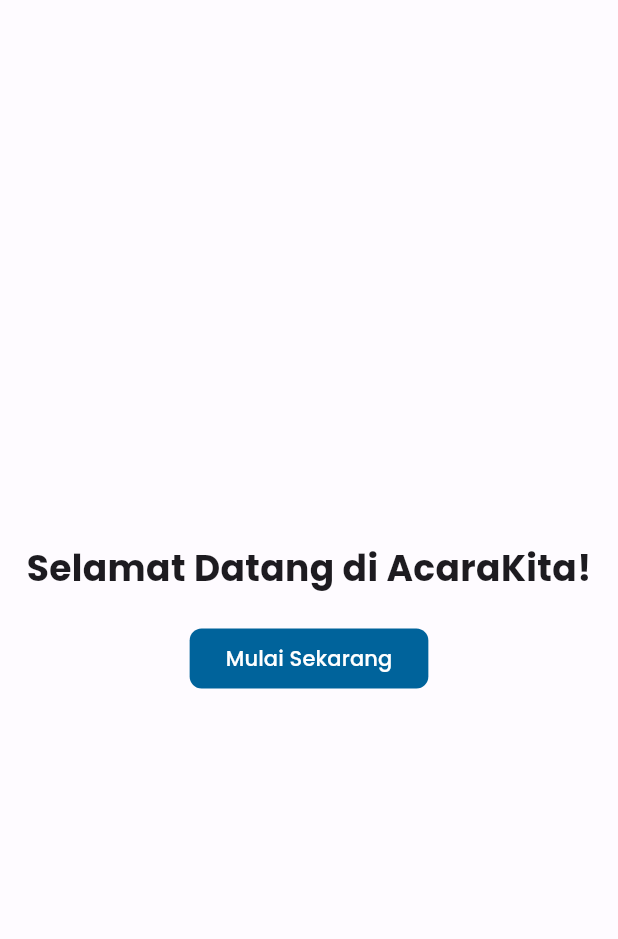
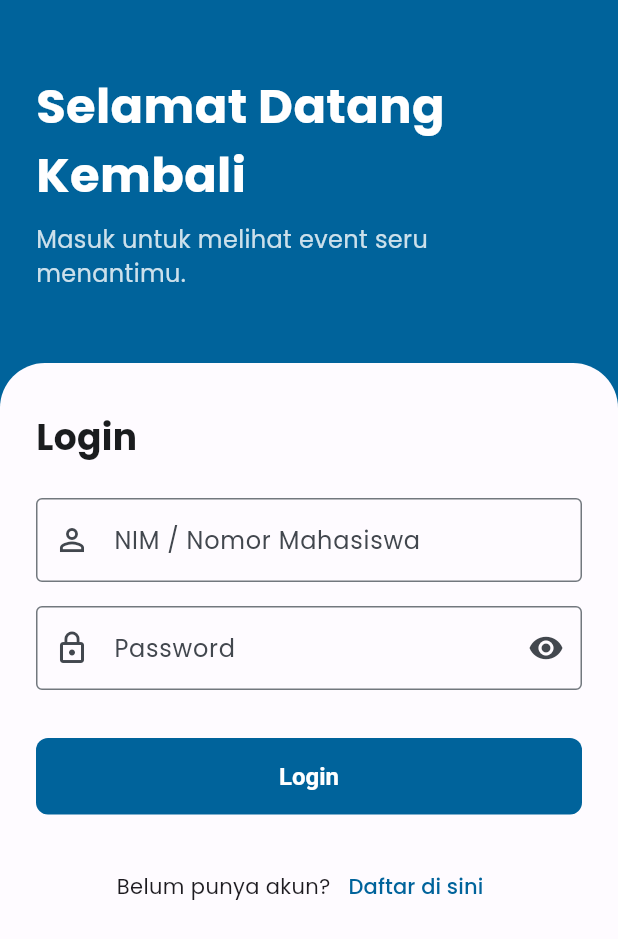
Before and after one commit to AmmarAlGhifary/uas_event_app, a Flutter app: the screen it shows after launch, on a phone screen of 412 x 824 dp. Shown: the top 939 px of the screen. Run offline on Flutter 3.47's test engine with Material 3 defaults, Android fonts, the phone set to English and light mode, and no system bars; our stand-ins replace google_fonts.

Commit message:
feat: Implement user login and registration screens
This commit introduces the LoginScreen and RegisterScreen, enabling user authentication.

- Added `LoginScreen` with fields for student number and password, and a link to the registration screen.
- Added `RegisterScreen` with fields for name, student number, password, and confirm password.
- Integrated `ApiService.registerUser` in `RegisterScreen` to handle user registration.
- Implemented loading indicators and error handling using SnackBars in `RegisterScreen`.
- Updated `main.dart` to set `LoginScreen` as the initial route.
- Ensured responsive UI in `LoginScreen` by adjusting `SingleChildScrollView` placement.

```diff
--- a/lib/main.dart
+++ b/lib/main.dart
@@ -1,5 +1,6 @@
 import 'package:flutter/material.dart';
 import 'package:uas_event_app/utils/app_theme.dart';
+import 'package:uas_event_app/screens/login_screen.dart';
 import 'package:uas_event_app/screens/dashboard_screen.dart';
 
 void main() {
@@ -18,7 +19,7 @@
       theme: AppTheme.lightTheme,
       darkTheme: AppTheme.darkTheme,
       themeMode: ThemeMode.system,
-      home: const OnBoardingScreen(),
+      home: const LoginScreen(),
     );
   }
 }
--- /dev/null
+++ b/lib/screens/login_screen.dart
@@ -0,0 +1,171 @@
+import 'package:flutter/material.dart';
+import 'package:uas_event_app/screens/register_screen.dart'; // Adjust import if needed
+
+class LoginScreen extends StatefulWidget {
+  const LoginScreen({super.key});
+
+  @override
+  State<LoginScreen> createState() => _LoginScreenState();
+}
+
+class _LoginScreenState extends State<LoginScreen> {
+  final _studentNumberController = TextEditingController();
+  final _passwordController = TextEditingController();
+  bool _isPasswordVisible = false;
+
+  @override
+  void dispose() {
+    _studentNumberController.dispose();
+    _passwordController.dispose();
+    super.dispose();
+  }
+
+  @override
+  Widget build(BuildContext context) {
+    final colors = Theme.of(context).colorScheme;
+
+    return Scaffold(
+      backgroundColor: colors.primary,
+      body: SafeArea(
+        // The top-level SingleChildScrollView is REMOVED.
+        // The main layout is now a Column.
+        child: Column(
+          crossAxisAlignment: CrossAxisAlignment.stretch,
+          children: [
+            // --- Header Section (No changes here) ---
+            Padding(
+              padding: const EdgeInsets.symmetric(horizontal: 24.0, vertical: 48.0),
+              child: Column(
+                crossAxisAlignment: CrossAxisAlignment.start,
+                children: [
+                  Text(
+                    'Selamat Datang\nKembali',
+                    style: TextStyle(
+                      color: colors.onPrimary,
+                      fontSize: 32,
+                      fontWeight: FontWeight.bold,
+                    ),
+                  ),
+                  const SizedBox(height: 8),
+                  Text(
+                    'Masuk untuk melihat event seru menantimu.',
+                    style: TextStyle(
+                      color: colors.onPrimary.withOpacity(0.8),
+                      fontSize: 16,
+                    ),
+                  ),
+                ],
+              ),
+            ),
+
+            // --- Form Section ---
+            // The Container is now wrapped in an Expanded widget.
+            // This forces it to fill all remaining vertical space.
+            Expanded(
+              child: Container(
+                padding: const EdgeInsets.fromLTRB(24, 32, 24, 32),
+                decoration: BoxDecoration(
+                  color: colors.surface,
+                  borderRadius: const BorderRadius.only(
+                    topLeft: Radius.circular(30),
+                    topRight: Radius.circular(30),
+                  ),
+                ),
+                // The SingleChildScrollView is MOVED INSIDE the container.
+                // It now only wraps the form fields.
+                child: SingleChildScrollView(
+                  child: Column(
+                    crossAxisAlignment: CrossAxisAlignment.stretch,
+                    mainAxisSize: MainAxisSize.min, // Important for scroll view content
+                    children: [
+                      Text(
+                        'Login',
+                        style: TextStyle(
+                          color: colors.onSurface,
+                          fontSize: 24,
+                          fontWeight: FontWeight.bold,
+                        ),
+                      ),
+                      const SizedBox(height: 24),
+
+                      // Student Number TextField
+                      TextFormField(
+                        controller: _studentNumberController,
+                        decoration: const InputDecoration(
+                          labelText: 'NIM / Nomor Mahasiswa',
+                          prefixIcon: Icon(Icons.person_outline),
+                          border: OutlineInputBorder(),
+                        ),
+                        keyboardType: TextInputType.number,
+                      ),
+                      const SizedBox(height: 16),
+
+                      // Password TextField
+                      TextFormField(
+                        controller: _passwordController,
+                        obscureText: !_isPasswordVisible,
+                        decoration: InputDecoration(
+                          labelText: 'Password',
+                          prefixIcon: const Icon(Icons.lock_outline),
+                          border: const OutlineInputBorder(),
+                          suffixIcon: IconButton(
+                            icon: Icon(
+                              _isPasswordVisible
+                                  ? Icons.visibility_off
+                                  : Icons.visibility,
+                            ),
+                            onPressed: () {
+                              setState(() {
+                                _isPasswordVisible = !_isPasswordVisible;
+                              });
+                            },
+                          ),
+                        ),
+                      ),
+                      const SizedBox(height: 32),
+
+                      // Login Button
+                      FilledButton(
+                        onPressed: () {
+                          // TODO: Implement login logic
+                          final studentNumber = _studentNumberController.text;
+                          final password = _passwordController.text;
+                          print('Login attempt: $studentNumber');
+                        },
+                        style: FilledButton.styleFrom(
+                          padding: const EdgeInsets.symmetric(vertical: 16),
+                          textStyle: const TextStyle(
+                            fontSize: 16,
+                            fontWeight: FontWeight.bold,
+                          ),
+                        ),
+                        child: const Text('Login'),
+                      ),
+                      const SizedBox(height: 24),
+
+                      // Link to Register Screen
+                      Row(
+                        mainAxisAlignment: MainAxisAlignment.center,
+                        children: [
+                          const Text('Belum punya akun?'),
+                          TextButton(
+                            onPressed: () {
+                              Navigator.of(context).push(MaterialPageRoute(
+                                builder: (context) => const RegisterScreen(),
+                              ));
+                            },
+                            child: const Text('Daftar di sini'),
+                          ),
+                        ],
+                      ),
+                    ],
+                  ),
+                ),
+              ),
+            ),
+          ],
+        ),
+      ),
+    );
+  }
+}
```
Also changed, not shown: lib/screens/register_screen.dart (added, +237 -0 lines).
